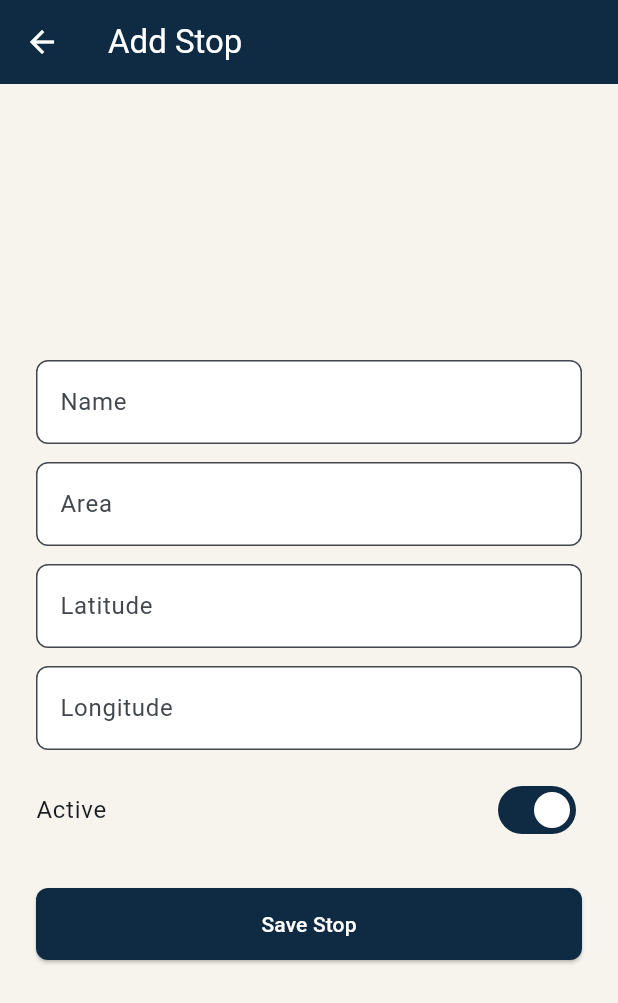
After one commit to tariqsanjaq/coasterna, a Flutter app: the AdminHomeScreen screen opened directly, after a tap on "Add Stop", on a phone screen of 412 x 824 dp. The commit adds this screen. Shown: the top 1003 px of the screen. Run offline on Flutter 3.47's test engine with Material 3 defaults, Android fonts, the phone set to English and light mode, and no system bars; our stand-ins replace cloud_firestore, firebase_auth, firebase_core, google_fonts; accounts and stored records are empty.

Commit message:
feat(admin): add Add Stop and Add Route screens with Firestore write methods

```diff
--- /dev/null
+++ b/lib/features/admin/presentation/add_stop_screen.dart
@@ -0,0 +1,197 @@
+import 'package:flutter/material.dart';
+import '../../../core/theme/app_theme.dart';
+import '../../../core/models/stop_model.dart';
+import '../../search/data/route_repository.dart';
+
+/// Admin form to create one new document in the `stops` collection.
+/// Writes go through RouteRepository.createStop — this widget never
+/// calls Firestore directly (same rule as every other screen).
+class AddStopScreen extends StatefulWidget {
+  const AddStopScreen({super.key});
+
+  @override
+  State createState() => _AddStopScreenState();
+}
+
+class _AddStopScreenState extends State {
+  final _formKey = GlobalKey<FormState>();
+  final _nameController = TextEditingController();
+  final _areaController = TextEditingController();
+  final _latController = TextEditingController();
+  final _lngController = TextEditingController();
+  bool _isActive = true;
+  bool _isSaving = false;
+  String? _errorMessage;
+
+  final _repository = RouteRepository();
+
+  @override
+  void dispose() {
+    _nameController.dispose();
+    _areaController.dispose();
+    _latController.dispose();
+    _lngController.dispose();
+    super.dispose();
+  }
+
+  Future _save() async {
+    // Runs every field's validator (below). If any returns a non-null
+    // string, validate() shows it under that field and returns false —
+    // we stop here instead of writing bad data to Firestore.
+    if (!_formKey.currentState!.validate()) return;
+
+    setState(() {
+      _isSaving = true;
+      _errorMessage = null;
+    });
+
+    try {
+      final stop = StopModel(
+        id: '', // ignored by toFirestore() — Firestore assigns the real id
+        name: _nameController.text.trim(),
+        area: _areaController.text.trim(),
+        latitude: double.parse(_latController.text.trim()),
+        longitude: double.parse(_lngController.text.trim()),
+        isActive: _isActive,
+      );
+      final newId = await _repository.createStop(stop);
+
+      if (!mounted) return;
+      setState(() => _isSaving = false);
+      ScaffoldMessenger.of(context).showSnackBar(
+        SnackBar(content: Text('Stop saved. Document ID: $newId')),
+      );
+      // Clear the form so a second stop can be entered right away —
+      // exactly the workflow this screen exists for (Task #3 data).
+      _formKey.currentState!.reset();
+      _nameController.clear();
+      _areaController.clear();
+      _latController.clear();
+      _lngController.clear();
+      setState(() => _isActive = true);
+    } catch (e) {
+      if (!mounted) return;
+      setState(() {
+        _isSaving = false;
+        _errorMessage = 'Save failed: $e';
+      });
+    }
+  }
+
+  String? _requiredValidator(String? value) {
+    if (value == null || value.trim().isEmpty) return 'Required';
+    return null;
+  }
+
+  // Jordan's rough bounding box — catches the beginner mistake of
+  // typing latitude and longitude into the wrong field (they look
+  // interchangeable to someone who has never plotted a coordinate).
+  String? _latValidator(String? value) {
+    final required = _requiredValidator(value);
+    if (required != null) return required;
+    final parsed = double.tryParse(value!.trim());
+    if (parsed == null) return 'Must be a number';
+    if (parsed < 29 || parsed > 33.5) {
+      return 'Outside Jordan\'s latitude range — check for a lng/lat swap';
+    }
+    return null;
+  }
+
+  String? _lngValidator(String? value) {
+    final required = _requiredValidator(value);
+    if (required != null) return required;
+    final parsed = double.tryParse(value!.trim());
+    if (parsed == null) return 'Must be a number';
+    if (parsed < 34.5 || parsed > 39.5) {
+      return 'Outside Jordan\'s longitude range — check for a lng/lat swap';
+    }
+    return null;
+  }
+
+  @override
+  Widget build(BuildContext context) {
+    return Scaffold(
+      backgroundColor: AppColors.background,
+      appBar: AppBar(
+        title: const Text('Add Stop'),
+        backgroundColor: AppColors.primary,
+        foregroundColor: Colors.white,
+      ),
+      body: Center(
+        child: ConstrainedBox(
+          constraints: const BoxConstraints(maxWidth: 420),
+          child: Padding(
+            padding: const EdgeInsets.all(AppSpacing.xl),
+            child: Form(
+              key: _formKey,
+              child: Column(
+                mainAxisSize: MainAxisSize.min,
+                crossAxisAlignment: CrossAxisAlignment.stretch,
+                children: [
+                  TextFormField(
+                    controller: _nameController,
+                    decoration: const InputDecoration(labelText: 'Name'),
+                    validator: _requiredValidator,
+                  ),
+                  const SizedBox(height: AppSpacing.md),
+                  TextFormField(
+                    controller: _areaController,
+                    decoration: const InputDecoration(labelText: 'Area'),
+                    validator: _requiredValidator,
+                  ),
+                  const SizedBox(height: AppSpacing.md),
+                  TextFormField(
+                    controller: _latController,
+                    decoration:
+                    const InputDecoration(labelText: 'Latitude'),
+                    keyboardType:
+                    const TextInputType.numberWithOptions(decimal: true, signed: true),
+                    validator: _latValidator,
+                  ),
+                  const SizedBox(height: AppSpacing.md),
+                  TextFormField(
+                    controller: _lngController,
+                    decoration:
+                    const InputDecoration(labelText: 'Longitude'),
+                    keyboardType:
+                    const TextInputType.numberWithOptions(decimal: true, signed: true),
+                    validator: _lngValidator,
+                  ),
+                  const SizedBox(height: AppSpacing.md),
+                  SwitchListTile(
+                    contentPadding: EdgeInsets.zero,
+                    title: const Text('Active'),
+                    value: _isActive,
+                    onChanged: (value) => setState(() => _isActive = value),
+                  ),
+                  if (_errorMessage != null) ...[
+                    const SizedBox(height: AppSpacing.sm),
+                    Text(
+                      _errorMessage!,
+                      style: const TextStyle(color: AppColors.error, fontSize: 13),
+                    ),
+                  ],
+                  const SizedBox(height: AppSpacing.xl),
+                  SizedBox(
+                    height: kMinTouchTarget,
+                    child: ElevatedButton(
+                      onPressed: _isSaving ? null : _save,
+                      child: _isSaving
+                          ? const SizedBox(
+                        width: 20,
+                        height: 20,
+                        child: CircularProgressIndicator(
+                            strokeWidth: 2, color: Colors.white),
+                      )
+                          : const Text('Save Stop'),
+                    ),
+                  ),
+                ],
+              ),
+            ),
+          ),
+        ),
+      ),
+    );
+  }
+}
--- /dev/null
+++ b/lib/features/admin/presentation/admin_home_screen.dart
@@ -0,0 +1,67 @@
+import 'package:flutter/material.dart';
+import '../../../core/theme/app_theme.dart';
+import 'add_stop_screen.dart';
+import 'add_route_screen.dart';
+
+/// Landing screen after a successful admin sign-in. Deliberately
+/// minimal for now — just navigation into the two data-entry forms.
+/// A real routes/stops list view is a later, separate task.
+class AdminHomeScreen extends StatelessWidget {
+  const AdminHomeScreen({super.key});
+
+  @override
+  Widget build(BuildContext context) {
+    return Scaffold(
+      backgroundColor: AppColors.background,
+      appBar: AppBar(
+        title: const Text('Coasterna Admin'),
+        backgroundColor: AppColors.primary,
+        foregroundColor: Colors.white,
+      ),
+      body: Center(
+        child: ConstrainedBox(
+          constraints: const BoxConstraints(maxWidth: 360),
+          child: Padding(
+            padding: const EdgeInsets.all(AppSpacing.xl),
+            child: Column(
+              mainAxisSize: MainAxisSize.min,
+              children: [
+                SizedBox(
+                  width: double.infinity,
+                  height: kMinTouchTarget,
+                  child: ElevatedButton.icon(
+                    onPressed: () {
+                      Navigator.of(context).push(
+                        MaterialPageRoute(
+                          builder: (context) => const AddStopScreen(),
+                        ),
+                      );
+                    },
+                    icon: const Icon(Icons.add_location_alt_outlined),
+                    label: const Text('Add Stop'),
+                  ),
+                ),
+                const SizedBox(height: AppSpacing.md),
+                SizedBox(
+                  width: double.infinity,
+                  height: kMinTouchTarget,
+                  child: ElevatedButton.icon(
+                    onPressed: () {
+                      Navigator.of(context).push(
+                        MaterialPageRoute(
+                          builder: (context) => const AddRouteScreen(),
+                        ),
+                      );
+                    },
+                    icon: const Icon(Icons.route_outlined),
+                    label: const Text('Add Route'),
+                  ),
+                ),
+              ],
+            ),
+          ),
+        ),
+      ),
+    );
+  }
+}
--- a/lib/features/search/data/route_repository.dart
+++ b/lib/features/search/data/route_repository.dart
@@ -33,4 +33,21 @@ class RouteRepository {
 
     return snapshot.docs.map((doc) => RouteModel.fromFirestore(doc)).toList();
   }
+  /// Creates a new stop document in Firestore. Firestore Security
+  /// Rules (not this method) enforce that only a signed-in admin can
+  /// succeed here — an unauthenticated or non-admin call throws a
+  /// PERMISSION_DENIED FirebaseException.
+  /// Returns the new document's auto-generated ID.
+  Future<String> createStop(StopModel stop) async {
+    final docRef =
+    await _firestore.collection('stops').add(stop.toFirestore());
+    return docRef.id;
+  }
+  /// Creates a new route document in Firestore. Same admin-only
+  /// enforcement as createStop — via Security Rules, not this code.
+  Future<String> createRoute(RouteModel route) async {
+    final docRef =
+    await _firestore.collection('routes').add(route.toFirestore());
+    return docRef.id;
+  }
 }
```
Also changed, not shown: lib/features/admin/presentation/add_route_screen.dart (added, +387 -0 lines), lib/features/admin/presentation/admin_login_screen.dart (+4 -4 lines), 1 other file.
